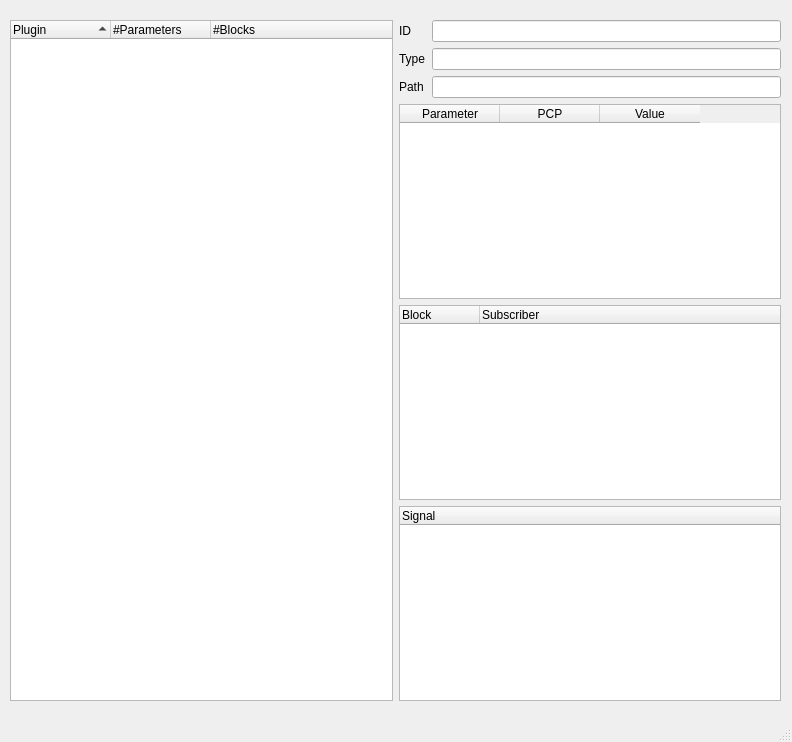
Old version of the form ui/gui/manager.ui in the repository TUB-Control/PaPI.
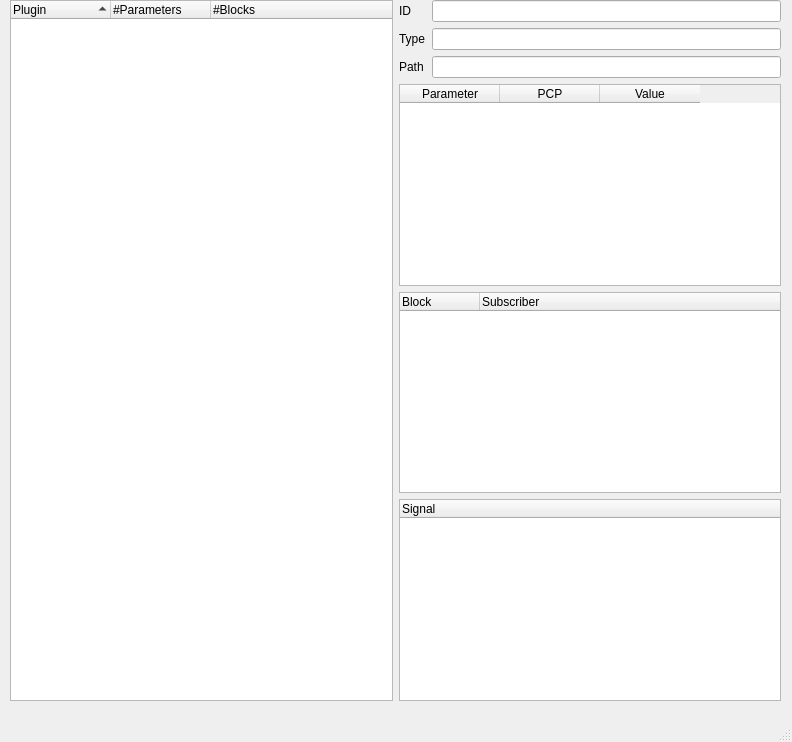
New version of the form.

Diff of the .ui file:
```diff
--- a/ui/gui/manager.ui
+++ b/ui/gui/manager.ui
@@ -23,19 +23,28 @@
    <property name="enabled">
     <bool>true</bool>
    </property>
+   <property name="sizePolicy">
+    <sizepolicy hsizetype="Expanding" vsizetype="Expanding">
+     <horstretch>0</horstretch>
+     <verstretch>0</verstretch>
+    </sizepolicy>
+   </property>
    <property name="maximumSize">
     <size>
      <width>791</width>
      <height>16777215</height>
     </size>
    </property>
+   <property name="layoutDirection">
+    <enum>Qt::LeftToRight</enum>
+   </property>
    <widget class="QWidget" name="verticalLayoutWidget">
     <property name="geometry">
      <rect>
       <x>10</x>
-      <y>20</y>
+      <y>0</y>
       <width>771</width>
-      <height>681</height>
+      <height>701</height>
      </rect>
     </property>
     <layout class="QHBoxLayout" name="horizontalLayout">
```
Left out of the diff: 10 changed lines with no effect on the pictures.
